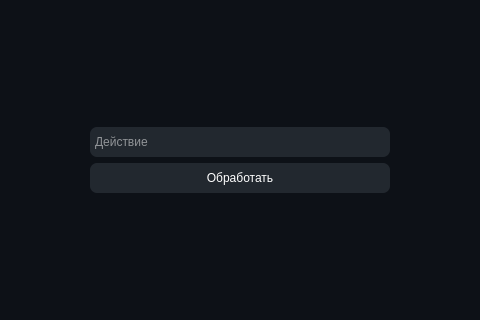
Qt form ListAnalyzer/mainwindow.ui (Nighty3098/ListProcessing) before a commit; both pictures show x 395 to 875 and y 256 to 576 of the 1270 by 793 pixel window.
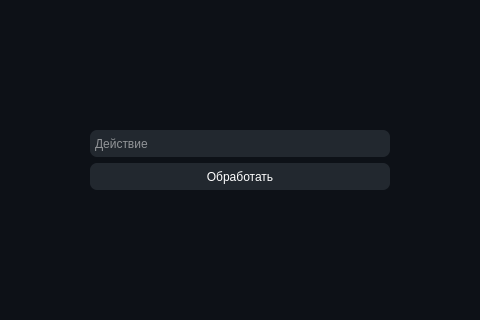
The same form after that commit. The open tabs and pages were chosen to show the change. Icons and pictures are not drawn.

The edit to the form file:
```diff
--- a/ListAnalyzer/mainwindow.ui
+++ b/ListAnalyzer/mainwindow.ui
@@ -222,7 +222,7 @@
                 <property name="minimumSize">
                  <size>
                   <width>300</width>
-                  <height>30</height>
+                  <height>27</height>
                  </size>
                 </property>
                 <property name="autoFillBackground">
@@ -298,7 +298,7 @@
                 <property name="minimumSize">
                  <size>
                   <width>300</width>
-                  <height>30</height>
+                  <height>27</height>
                  </size>
                 </property>
                 <property name="styleSheet">
```
Left out of the diff: 6 changed lines with no effect on the pictures.
